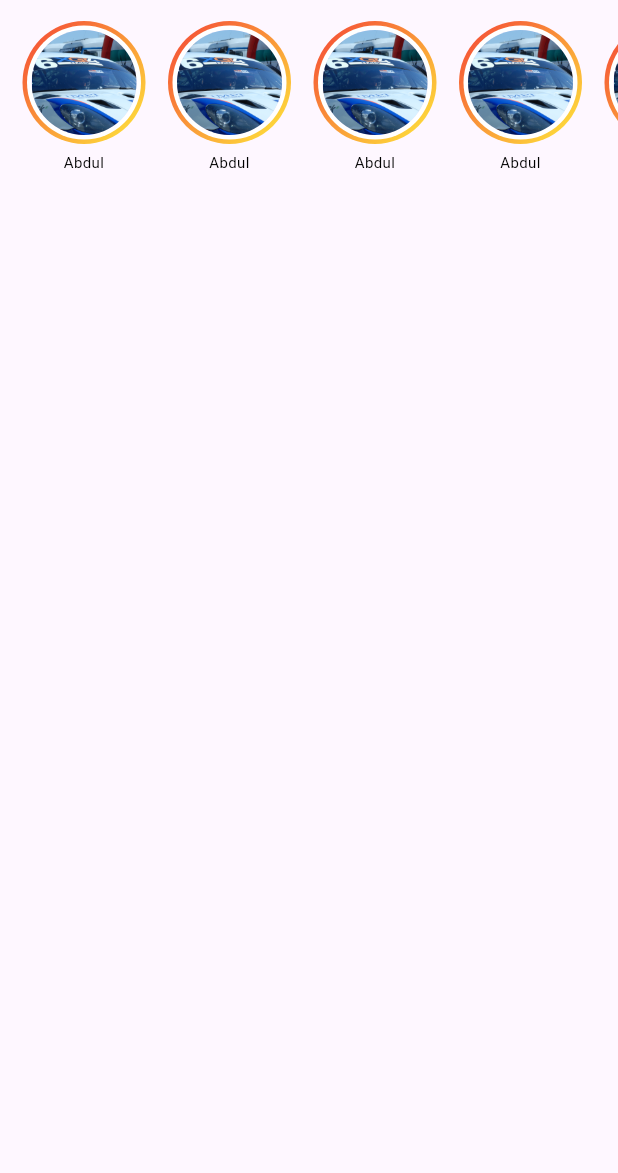
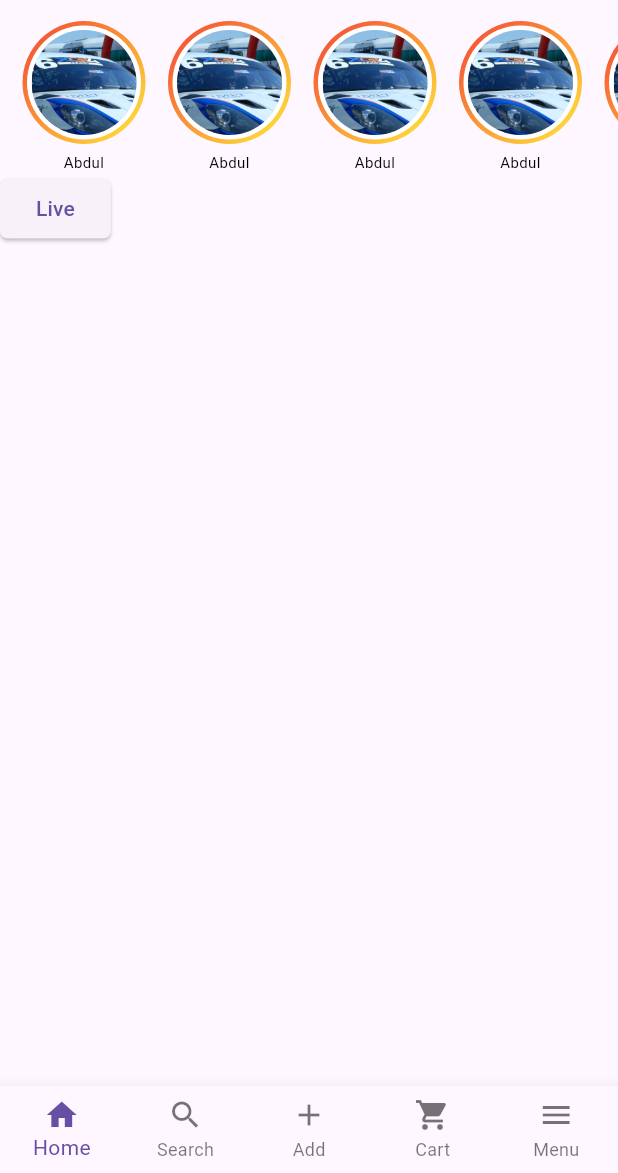
Before and after one commit to Samu3l4175/MyShopp, a Flutter app: the screen it shows after launch, on a phone screen of 412 x 824 dp, the part 63-1236 px from its top. Run offline on Flutter 3.47's test engine with Material 3 defaults, Android fonts, the phone set to English and light mode, and no system bars.

Commit message:
BottomBar completed

```diff
--- a/lib/home.dart
+++ b/lib/home.dart
@@ -1,13 +1,5 @@
 import 'package:flutter/material.dart';
 import 'package:myshopp/stories/list_stories.dart';
-
-// List<Widget> dummyStories() {
-//   List storiesList = [];
-//   for (int i = 0; i <= 10; i++) {
-//     storiesList.add(Stories());
-//   }
-//   return storiesList;
-// }
 
 class Home extends StatelessWidget {
   const Home({super.key});
@@ -16,7 +8,6 @@ class Home extends StatelessWidget {
   Widget build(BuildContext context) {
     return Container(
       decoration: const BoxDecoration(color: Colors.white),
-      child: SafeArea(
       child: Scaffold(
         appBar: AppBar(
           title: const Text(
@@ -26,7 +17,45 @@ class Home extends StatelessWidget {
             ),
           ),
         ),
-            body: Scrollbar(
+        bottomNavigationBar: BottomNavigationBar(
+          items: const <BottomNavigationBarItem>[
+            BottomNavigationBarItem(
+              label: 'Home',
+              icon: Icon(
+                Icons.home,
+              ),
+            ),
+            BottomNavigationBarItem(
+              label: 'Search',
+              icon: Icon(
+                Icons.search,
+              ),
+            ),
+            BottomNavigationBarItem(
+              label: 'Add',
+              icon: Icon(
+                Icons.add,
+              ),
+            ),
+            BottomNavigationBarItem(
+              label: 'Cart',
+              icon: Icon(
+                Icons.shopping_cart,
+              ),
+            ),
+            BottomNavigationBarItem(
+              label: 'Menu',
+              icon: Icon(
+                Icons.menu,
+              ),
+            ),
+          ],
+          type: BottomNavigationBarType.fixed,
+        ),
+        body: SafeArea(
+          child: Column(
+            children: [
+              Scrollbar(
                 child: SingleChildScrollView(
                   scrollDirection: Axis.horizontal,
                   child: Row(
@@ -43,7 +72,23 @@ class Home extends StatelessWidget {
                   ),
                 ),
               ),
-            bottomNavigationBar: Text('') //TODO,
+              Row(
+                children: [
+                  ElevatedButton(
+                    onPressed: () {},
+                    style: ButtonStyle(
+                      shape: MaterialStateProperty.all<RoundedRectangleBorder>(
+                        RoundedRectangleBorder(
+                          borderRadius: BorderRadius.circular(5.0),
+                        ),
+                      ),
+                    ),
+                    child: const Text('Live'),
+                  )
+                ],
+              )
+            ],
+          ),
         ),
       ),
     );
--- a/lib/stories/list_stories.dart
+++ b/lib/stories/list_stories.dart
@@ -2,28 +2,28 @@ import 'package:flutter/material.dart';
 import 'package:myshopp/stories/stories.dart';
 
 List<Widget> dummyStories = [
-  SizedBox(width: 15),
-  Stories(
+  const SizedBox(width: 15),
+  const Stories(
     name: 'Abdul',
     imageURL: 'assets/images/test.jpg',
   ),
-  SizedBox(width: 15),
-  Stories(
+  const SizedBox(width: 15),
+  const Stories(
     name: 'Abdul',
     imageURL: 'assets/images/test.jpg',
   ),
-  SizedBox(width: 15),
-  Stories(
+  const SizedBox(width: 15),
+  const Stories(
     name: 'Abdul',
     imageURL: 'assets/images/test.jpg',
   ),
-  SizedBox(width: 15),
-  Stories(
+  const SizedBox(width: 15),
+  const Stories(
     name: 'Abdul',
     imageURL: 'assets/images/test.jpg',
   ),
-  SizedBox(width: 15),
-  Stories(
+  const SizedBox(width: 15),
+  const Stories(
     name: 'Abdul',
     imageURL: 'assets/images/test.jpg',
   ),
```
Lines whose indentation alone changed are shown as unchanged.
